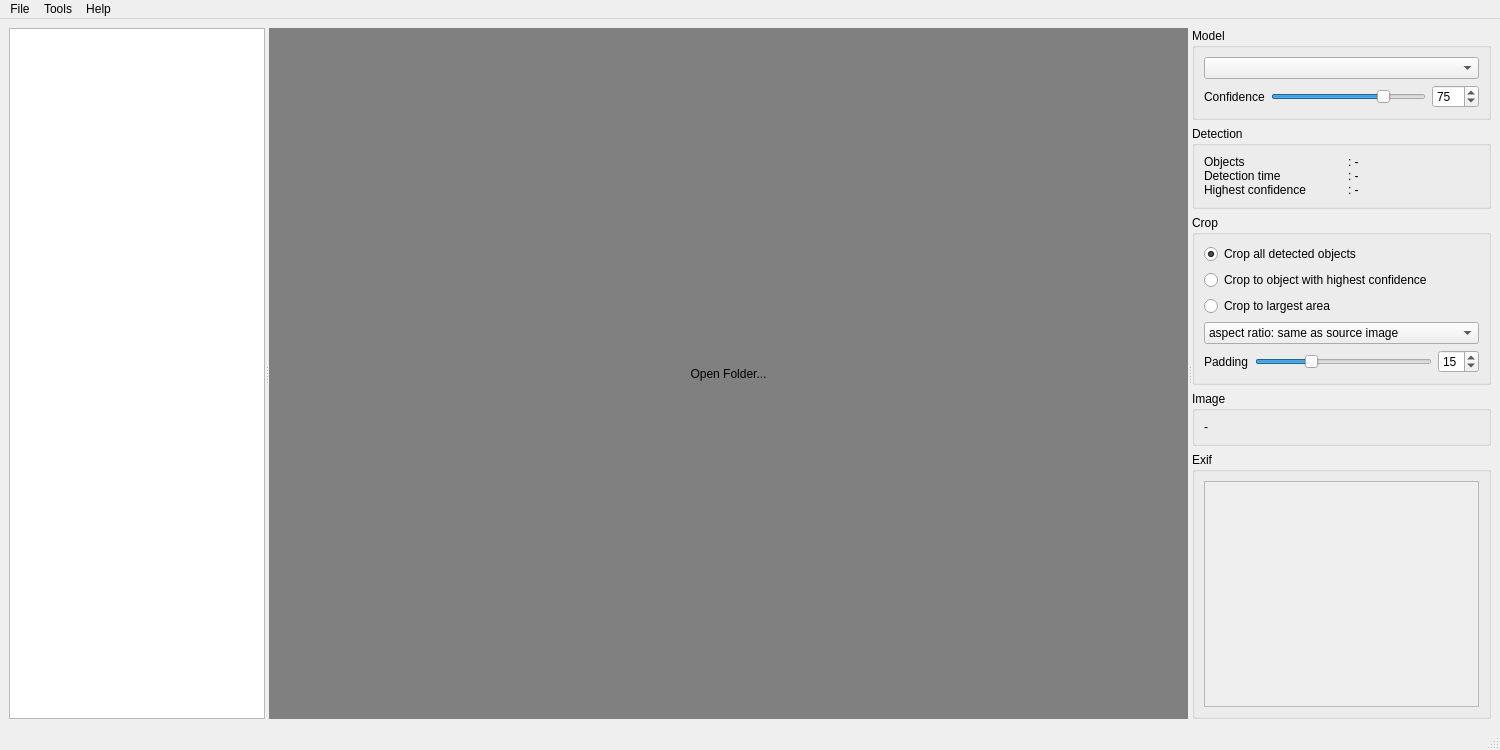
The window that src/detectorist/detectorist_app_gui.ui (kenwer/detectorist) describes before a commit, drawn with Qt 5.
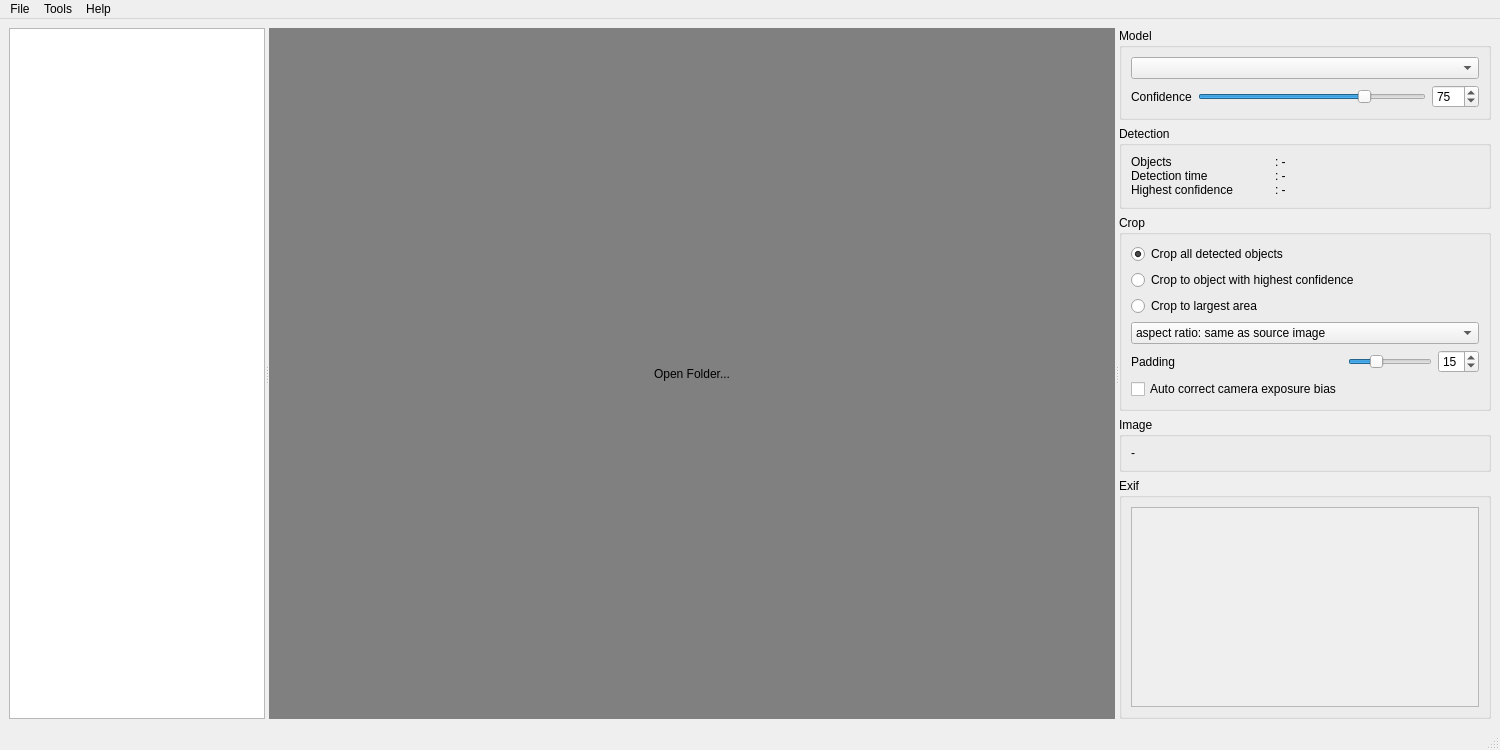
The same window after the commit.

Commit message:
Support to auto adjust for EV bias based on EXIF
Support to automatically adjust the exposure when cropping images to correct for any exposure bias present in the EXIF data.

```diff
--- a/src/detectorist/detectorist_app_gui.ui
+++ b/src/detectorist/detectorist_app_gui.ui
@@ -312,6 +312,16 @@
              </property>
             </widget>
            </item>
+           <item row="5" column="0">
+            <widget class="QCheckBox" name="cb_comp_cam_exposure">
+             <property name="text">
+              <string>Auto correct camera exposure bias</string>
+             </property>
+             <property name="toolTip">
+              <string>Adjust the EV to correct for any exposure bias based on EXIF data</string>
+             </property>
+            </widget>
+           </item>
           </layout>
          </widget>
         </item>
```
The commit also changes 4 other files.
